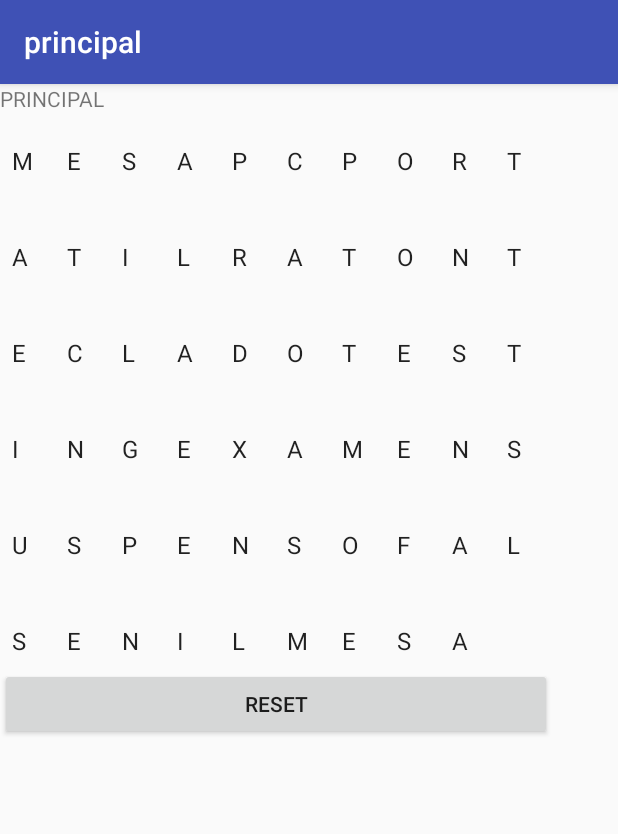
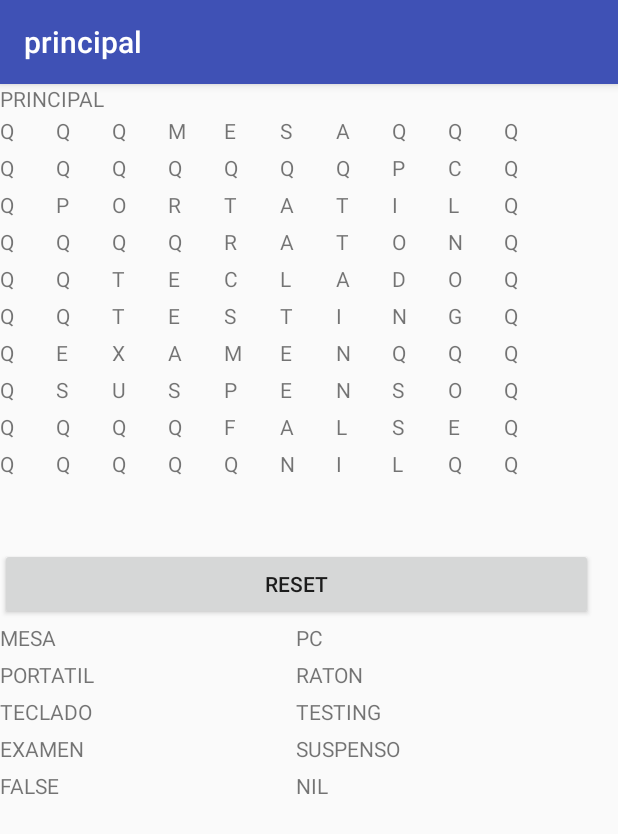
Before and after one commit to davrami/SopaLletresAndroid, an Android app: the PrincipalActivity screen opened directly, with no data from a screen before it, after a tap on "GENERATE!", on a phone screen of 412 x 824 dp. Shown: the top 834 px of the screen. Run offline under Robolectric (Android 15) with nearby library versions, the phone set to English and light mode, and no system bars.

Commit message:
version gridview

```diff
--- /dev/null
+++ b/app/src/main/java/dam2/sopalletresandroid/Paraula.java
@@ -0,0 +1,59 @@
+package dam2.sopalletresandroid;
+
+import android.content.Intent;
+import java.util.ArrayList;
+
+//clase controladora de les paraules
+public class Paraula {
+    String nom;
+    public ArrayList<Lletra> lletres = new ArrayList<Lletra>();
+
+    public String getNom() {
+        return nom;
+    }
+
+    public Paraula(String nom) {
+        super();
+        this.nom = nom;
+    }
+
+    public void setNom(String nom) {
+        this.nom = nom;
+    }
+
+    public Paraula() {
+        ArrayList<Lletra> lletres = new ArrayList<Lletra>();
+    }
+
+    public ArrayList<Lletra> getLletres() {
+        return lletres;
+    }
+
+    public void setLletres(ArrayList<Lletra> lletres) {
+        this.lletres = lletres;
+    }
+
+
+    //Clase controladora de Lletras de paraulas
+    public static class Lletra {
+        public Integer posicion;
+
+        public String string;
+
+        public Integer getPosicion() {
+            return posicion;
+        }
+
+        public void setPosicion(Integer posicion) {
+            this.posicion = posicion;
+        }
+
+        public String getString() {
+            return string;
+        }
+
+        public void setString(String string) {
+            this.string = string;
+        }
+    }
+}
--- a/app/src/main/java/dam2/sopalletresandroid/PrincipalActivity.java
+++ b/app/src/main/java/dam2/sopalletresandroid/PrincipalActivity.java
@@ -6,33 +6,44 @@ import android.support.v7.app.AppCompatActivity;
 import android.os.Bundle;
 import android.util.Log;
 import android.view.View;
+import android.view.ViewGroup;
+import android.widget.AbsListView;
 import android.widget.AdapterView;
 import android.widget.ArrayAdapter;
 import android.widget.Button;
 import android.widget.GridLayout;
 import android.widget.GridView;
+import android.widget.ListAdapter;
+import android.widget.ListView;
 import android.widget.TextView;
 
 import java.lang.reflect.Array;
 import java.util.ArrayList;
+import java.util.Arrays;
 import java.util.Collection;
 import java.util.Iterator;
 import java.util.List;
 import java.util.ListIterator;
+import java.util.Random;
+
 
 public class PrincipalActivity extends AppCompatActivity {
 
     public Button buttonGoMain;
     public Button btReset;
-    public GridView gvTauler;
-    public String[] arrayMots;
+    public GridView gvTauler; //grid lletres
+    public String[] arrayMots; //llista paraules de xml
+    public GridView gvParaules; //llista paraules
+    public String[][][] paraulesColocades ;
+    public ArrayList<Paraula> llistaParaules = new ArrayList<Paraula>();
+
 
     public static ArrayList<Integer> letrasMarcadas;
     public String[] abc = new String[]{"A","B", "C", "D", "E","F", "G", "H", "I", "J","K", "L", "M", "N", "O",
             "P", "Q", "R", "S", "T","U", "V", "W", "X", "Y", "Z"};
-    ArrayAdapter<String> Adapter;
+    public ArrayAdapter<String> Adapter;
+    public ArrayAdapter<String> AdapterParaules;
 
-    //private TextView tvText;
 
     @Override
     public void onCreate(Bundle savedInstanceState) {
@@ -40,20 +51,24 @@ public class PrincipalActivity extends AppCompatActivity {
         setContentView(R.layout.activity_principal);
         //tvText = (TextView) findViewById(R.id.tvPrincipal);
 
-        arrayMots = getResources().getStringArray(R.array.mots);
-        /*for (String arrayMot : arrayMots) {
+        ArrayList<Paraula> llistaParaules = new ArrayList<Paraula>();
+        arrayMots = getResources().getStringArray(R.array.mots); //recupera de arrays.xml les paraules
+        for (String arrayMot : arrayMots) {
             System.out.println(arrayMot.toString());
-        }*/
-
+        }
+        String[][][] paraulesColocades =  new String[20][20][20];
         Intent intent = getIntent();
         String missatge = intent.getStringExtra(MainActivity.EXTRA_MISSATGE); // get data inside intent last view
         Log.i("info", missatge);
         //tauler
-        gvTauler = (GridView) findViewById(R.id.gvTauler);
+        gvTauler = (GridView) findViewById(R.id.gvTauler); //grid de lletres
+        gvParaules = (GridView) findViewById(R.id.gvParaules); //grid paraules
+
         final ArrayList<Integer> letrasMarcadas = new ArrayList<>();
         btReset = (Button) findViewById(R.id.btReset);
         buttonGoMain = (Button) findViewById(R.id.btGoMain);
         buttonGoMain.setOnClickListener(new View.OnClickListener() {
+
 
             @Override
             public void onClick(View v) {
@@ -81,14 +96,18 @@ public class PrincipalActivity extends AppCompatActivity {
             @Override
             public void onItemClick(AdapterView<?> parent, View view, int position, long id) {
                 Log.i("info", parent.toString()+ view+ position+id  );
-                Log.i("info", view.toString()  );
-                Log.i("info", String.valueOf(position));
-                Log.i("info", String.valueOf(id ) );
-                System.out.println( abc[position]);
-
+                Log.i("infoView", view.toString()  );
+                Log.i("infoPosition", String.valueOf(position));
+                Log.i("infoId", parent.getItemAtPosition(position).toString() );
+                //Log.i("infoId", String.valueOf(id ) );
+                //System.out.println( abc[position]);
 
                 letrasMarcadas.add(position);
                 view.setBackgroundColor(getResources().getColor(android.R.color.darker_gray));
+                if (comprovaParaula(parent, letrasMarcadas)){
+                    btReset.callOnClick();
+                }
+
             }
         });
     }
@@ -98,25 +117,112 @@ public class PrincipalActivity extends AppCompatActivity {
     public void generateGridTauler() {
         buttonGoMain.setVisibility(View.GONE); // hide button generate
         String[] array = generaArrayLLetres();
-          for (String arrayMot : array) {
-            System.out.println(arrayMot.toString());
-        }
-        Adapter = new ArrayAdapter<String>(this,android.R.layout.simple_selectable_list_item, array);
+        Adapter = new ArrayAdapter<String>(this,android.R.layout.test_list_item, array);
         gvTauler.setAdapter(Adapter);
+
     }
 
-    public String[] generaArrayLLetres(){
+    public String[] generaArrayLLetres() {
 
-        String result ="";
-        int x = 0;
-        for (int i = 0 ; i < 99;i+=9 ){
-            String paraula = arrayMots[x];
+        String result = "";
+        int q = 0;
+        for (int i = 0; i <= 99 && q <= 9; i += 9) {
+            String paraula = arrayMots[q];
+            String fila = "";
 
-            result = result.concat(paraula);
-            x++;
+            for (int l = 0; l < 10; l++) { //genera una fila de lletras random  = "kjfdshufdsdjas"
+                Random r = new Random();
+                int randLetra = r.nextInt(26);
+                fila = fila.concat(abc[randLetra]);
+            }
+
+            //decide donde puede colocarse la parabra y hace substring "asdMESAasdasd"
+            int limitH = 10 - (paraula.length() - 1);
+            Random r = new Random();
+            int rand = r.nextInt(limitH);
+            Paraula p = new Paraula(paraula);
+            llistaParaules.add(p);
+
+            fila = fila.substring(0, rand) + paraula + fila.substring(rand + paraula.length());
+
+            for (int z = 0; z < paraula.length(); z++) {
+                //System.out.println( "q"+q +" i"+i+" z"+z +" pos"+(limitH+z)+" paraula"+paraula+" sub"+paraula.substring(z,z+1));
+                Paraula.Lletra l = new Paraula.Lletra();
+                l.setString(paraula.substring(z, z + 1));
+                l.setPosicion(limitH + z+ i+ rand -1);
+                p.lletres.add(l);
+            }
+
+            result = result.concat(fila); //string resultant de concatenar lletres random y paraules
+            q++;
+
+
         }
 
-        return result.split("");
+
+        //GENERA lista paraules grid inferior
+        gvParaules = (GridView) findViewById(R.id.gvParaules);
+        ArrayAdapter<String> AdapterParaules = new ArrayAdapter<String>(this, android.R.layout.test_list_item, arrayMots);
+        gvParaules.setAdapter(AdapterParaules);
+
+        for (Paraula pa : llistaParaules) {
+            System.out.println(pa.getNom());
+
+            for (Paraula.Lletra l : pa.lletres) {
+                System.out.println(l.getString() +" posición: "+l.getPosicion());
+            }
+        }
+
+        return result.split("(?!^)");
+
     }
 
+    //int randomNum = rand.nextInt((max - min) + 1) + min;
+
+    public String[] colocaLletra(String[] array, String paraula){
+        int n;
+        String cadena = "";
+        Random rnd = new Random();
+
+        n = rnd.nextInt((1 - 3) + 1) + 1;
+        switch (n){
+            //Horitzontal
+            case 1:
+                n = rnd.nextInt((0 - 99) + 1);
+                for (int x = 0;x<paraula.length();x++){
+                    if (n+paraula.length()%10<paraula.length() || array[n+x].length() != 0){
+                        array = colocaLletra(array, paraula);
+                    }else{
+                        for (x = 0;x<paraula.length();x++){
+                            array[x+n] = paraula.split("(?!^)")[x];
+                        }
+                    }
+                }
+                break;
+            //Vertical
+            case 2:
+                break;
+            //Diagonal
+            case 3:
+                break;
+        }
+
+        return array;
+    }
+
+    public Boolean comprovaParaula(AdapterView<?> parent, ArrayList<Integer> posicions){
+        String paraula = "";
+
+        for (Integer item : posicions ){
+            paraula += parent.getItemAtPosition(item).toString();
+        }
+
+        if (Arrays.asList(arrayMots).contains(paraula)){
+            System.out.println(paraula+" Existeix");
+            return true;
+        }else
+            return false;
+    }
+
+
 }
--- a/app/src/main/res/layout/activity_principal.xml
+++ b/app/src/main/res/layout/activity_principal.xml
@@ -8,8 +8,15 @@
     tools:context="dam2.sopalletresandroid.PrincipalActivity">
 
     <LinearLayout
-        android:layout_width="368dp"
-        android:layout_height="495dp"
+        android:layout_width="395dp"
+        android:layout_height="587dp"
+        android:orientation="vertical"
+        tools:layout_editor_absoluteX="8dp"
+        tools:layout_editor_absoluteY="8dp">
+
+        <LinearLayout
+            android:layout_width="match_parent"
+            android:layout_height="wrap_content"
             android:orientation="vertical"
             tools:layout_editor_absoluteX="8dp"
             tools:layout_editor_absoluteY="8dp">
@@ -30,8 +37,8 @@
 
             <GridView
                 android:id="@+id/gvTauler"
-            android:layout_width="match_parent"
-            android:layout_height="370dp"
+                android:layout_width="374dp"
+                android:layout_height="290dp"
                 android:layout_margin="0dp"
                 android:layout_marginBottom="0dp"
                 android:layout_marginEnd="0dp"
@@ -40,9 +47,11 @@
                 android:layout_marginStart="0dp"
                 android:layout_marginTop="0dp"
                 android:columnWidth="0dp"
+                android:elevation="0dp"
                 android:fitsSystemWindows="false"
                 android:gravity="center"
                 android:horizontalSpacing="0dp"
+                android:minHeight="0dp"
                 android:numColumns="10"
                 android:padding="0dp"
                 android:paddingBottom="0dp"
@@ -61,4 +70,22 @@
 
         </LinearLayout>
 
+        <LinearLayout
+            android:id="@+id/linearLayout"
+            android:layout_width="match_parent"
+            android:layout_height="wrap_content"
+            android:orientation="vertical"
+            tools:layout_editor_absoluteX="0dp"
+            tools:layout_editor_absoluteY="8dp">
+
+            <GridView
+                android:id="@+id/gvParaules"
+                android:layout_width="match_parent"
+                android:layout_height="203dp"
+                android:numColumns="auto_fit"
+                tools:layout_editor_absoluteX="8dp"
+                tools:layout_editor_absoluteY="8dp" />
+        </LinearLayout>
+    </LinearLayout>
+
 </android.support.constraint.ConstraintLayout>
--- a/app/src/main/res/values/arrays.xml
+++ b/app/src/main/res/values/arrays.xml
@@ -11,16 +11,5 @@
     <item>SUSPENSO</item>
     <item>FALSE</item>
     <item>NIL</item>
-        <item>MESA</item>
-        <item>PC</item>
-        <item>PORTATIL</item>
-        <item>RATON</item>
-        <item>TECLADO</item>
-        <item>TESTING</item>
-        <item>EXAMEN</item>
-        <item>SUSPENSO</item>
-        <item>FALSE</item>
-        <item>NIL</item>
     </string-array>
-
 </resources>
```
Lines whose indentation alone changed are shown as unchanged.
